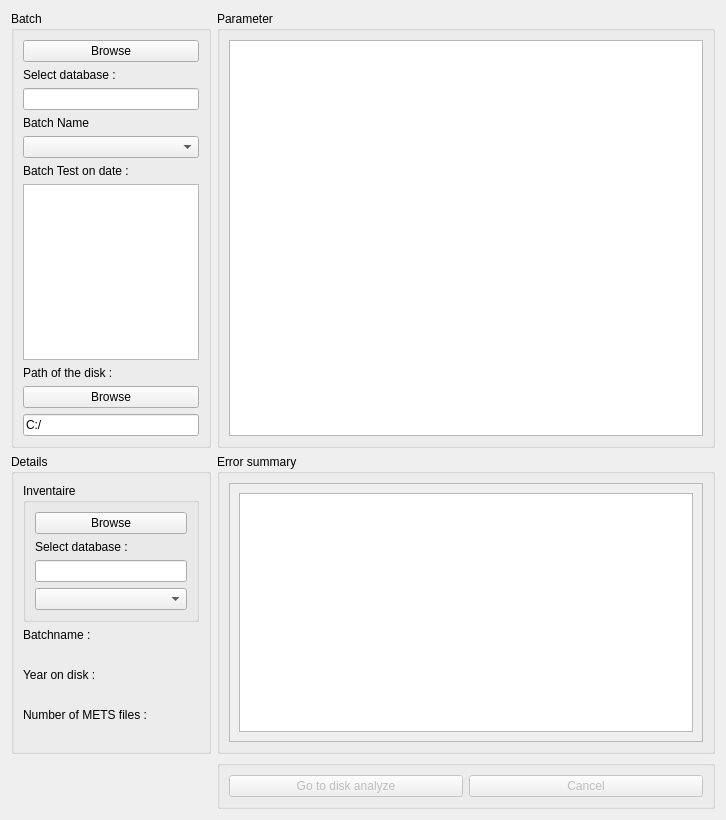
Qt form namalysator/w_selectbatch.ui (phungthomas/Namalysator) before a commit.
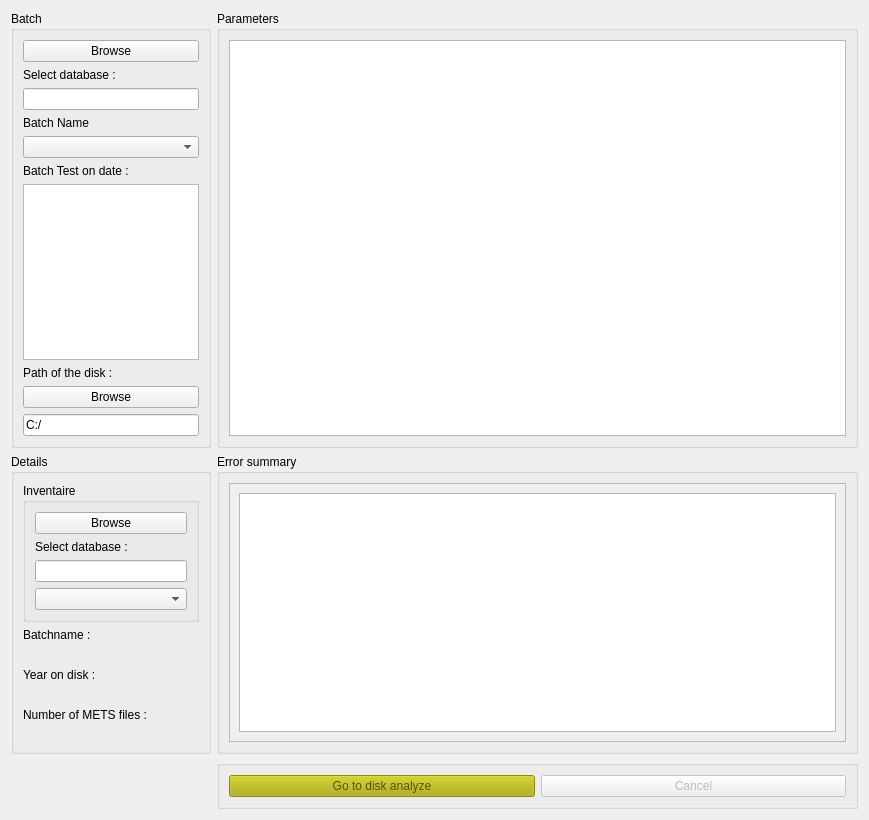
The same form after that commit.

Commit message: small color when button is able to work

```diff
--- a/namalysator/w_selectbatch.ui
+++ b/namalysator/w_selectbatch.ui
@@ -6,7 +6,7 @@
    <rect>
     <x>0</x>
     <y>0</y>
-    <width>726</width>
+    <width>869</width>
     <height>786</height>
    </rect>
   </property>
@@ -174,6 +174,421 @@
      <layout class="QHBoxLayout" name="horizontalLayout">
       <item>
        <widget class="QPushButton" name="btnAnalyze">
+        <property name="palette">
+         <palette>
+          <active>
+           <colorrole role="WindowText">
+            <brush brushstyle="SolidPattern">
+             <color alpha="255">
+              <red>0</red>
+              <green>0</green>
+              <blue>0</blue>
+             </color>
+            </brush>
+           </colorrole>
+           <colorrole role="Button">
+            <brush brushstyle="SolidPattern">
+             <color alpha="255">
+              <red>170</red>
+              <green>170</green>
+              <blue>0</blue>
+             </color>
+            </brush>
+           </colorrole>
+           <colorrole role="Light">
+            <brush brushstyle="SolidPattern">
+             <color alpha="255">
+              <red>255</red>
+              <green>255</green>
+              <blue>0</blue>
+             </color>
+            </brush>
+           </colorrole>
+           <colorrole role="Midlight">
+            <brush brushstyle="SolidPattern">
+             <color alpha="255">
+              <red>212</red>
+              <green>212</green>
+              <blue>0</blue>
+             </color>
+            </brush>
+           </colorrole>
+           <colorrole role="Dark">
+            <brush brushstyle="SolidPattern">
+             <color alpha="255">
+              <red>85</red>
+              <green>85</green>
+              <blue>0</blue>
+             </color>
+            </brush>
+           </colorrole>
+           <colorrole role="Mid">
+            <brush brushstyle="SolidPattern">
+             <color alpha="255">
+              <red>113</red>
+              <green>113</green>
+              <blue>0</blue>
+             </color>
+            </brush>
+           </colorrole>
+           <colorrole role="Text">
+            <brush brushstyle="SolidPattern">
+             <color alpha="255">
+              <red>0</red>
+              <green>0</green>
+              <blue>0</blue>
+             </color>
+            </brush>
+           </colorrole>
+           <colorrole role="BrightText">
+            <brush brushstyle="SolidPattern">
+             <color alpha="255">
+              <red>255</red>
+              <green>255</green>
+              <blue>255</blue>
+             </color>
+            </brush>
+           </colorrole>
+           <colorrole role="ButtonText">
+            <brush brushstyle="SolidPattern">
+             <color alpha="255">
+              <red>0</red>
+              <green>0</green>
+              <blue>0</blue>
+             </color>
+            </brush>
+           </colorrole>
+           <colorrole role="Base">
+            <brush brushstyle="SolidPattern">
+             <color alpha="255">
+              <red>255</red>
+              <green>255</green>
+              <blue>255</blue>
+             </color>
+            </brush>
+           </colorrole>
+           <colorrole role="Window">
+            <brush brushstyle="SolidPattern">
+             <color alpha="255">
+              <red>170</red>
+              <green>170</green>
+              <blue>0</blue>
+             </color>
+            </brush>
+           </colorrole>
+           <colorrole role="Shadow">
+            <brush brushstyle="SolidPattern">
+             <color alpha="255">
+              <red>0</red>
+              <green>0</green>
+              <blue>0</blue>
+             </color>
+            </brush>
+           </colorrole>
+           <colorrole role="AlternateBase">
+            <brush brushstyle="SolidPattern">
+             <color alpha="255">
+              <red>212</red>
+              <green>212</green>
+              <blue>127</blue>
+             </color>
+            </brush>
+           </colorrole>
+           <colorrole role="ToolTipBase">
+            <brush brushstyle="SolidPattern">
+             <color alpha="255">
+              <red>255</red>
+              <green>255</green>
+              <blue>220</blue>
+             </color>
+            </brush>
+           </colorrole>
+           <colorrole role="ToolTipText">
+            <brush brushstyle="SolidPattern">
+             <color alpha="255">
+              <red>0</red>
+              <green>0</green>
+              <blue>0</blue>
+             </color>
+            </brush>
+           </colorrole>
+          </active>
+          <inactive>
+           <colorrole role="WindowText">
+            <brush brushstyle="SolidPattern">
+             <color alpha="255">
+              <red>0</red>
+              <green>0</green>
+              <blue>0</blue>
+             </color>
+            </brush>
+           </colorrole>
+           <colorrole role="Button">
+            <brush brushstyle="SolidPattern">
+             <color alpha="255">
+              <red>170</red>
+              <green>170</green>
+              <blue>0</blue>
+             </color>
+            </brush>
+           </colorrole>
+           <colorrole role="Light">
+            <brush brushstyle="SolidPattern">
+             <color alpha="255">
+              <red>255</red>
+              <green>255</green>
+              <blue>0</blue>
+             </color>
+            </brush>
+           </colorrole>
+           <colorrole role="Midlight">
+            <brush brushstyle="SolidPattern">
+             <color alpha="255">
+              <red>212</red>
+              <green>212</green>
+              <blue>0</blue>
+             </color>
+            </brush>
+           </colorrole>
+           <colorrole role="Dark">
+            <brush brushstyle="SolidPattern">
+             <color alpha="255">
+              <red>85</red>
+              <green>85</green>
+              <blue>0</blue>
+             </color>
+            </brush>
+           </colorrole>
+           <colorrole role="Mid">
+            <brush brushstyle="SolidPattern">
+             <color alpha="255">
+              <red>113</red>
+              <green>113</green>
+              <blue>0</blue>
+             </color>
+            </brush>
+           </colorrole>
+           <colorrole role="Text">
+            <brush brushstyle="SolidPattern">
+             <color alpha="255">
+              <red>0</red>
+              <green>0</green>
+              <blue>0</blue>
+             </color>
+            </brush>
+           </colorrole>
+           <colorrole role="BrightText">
+            <brush brushstyle="SolidPattern">
+             <color alpha="255">
+              <red>255</red>
+              <green>255</green>
+              <blue>255</blue>
+             </color>
+            </brush>
+           </colorrole>
+           <colorrole role="ButtonText">
+            <brush brushstyle="SolidPattern">
+             <color alpha="255">
+              <red>0</red>
+              <green>0</green>
+              <blue>0</blue>
+             </color>
+            </brush>
+           </colorrole>
+           <colorrole role="Base">
+            <brush brushstyle="SolidPattern">
+             <color alpha="255">
+              <red>255</red>
+              <green>255</green>
+              <blue>255</blue>
+             </color>
+            </brush>
+           </colorrole>
+           <colorrole role="Window">
+            <brush brushstyle="SolidPattern">
+             <color alpha="255">
+              <red>170</red>
+              <green>170</green>
+              <blue>0</blue>
+             </color>
+            </brush>
+           </colorrole>
+           <colorrole role="Shadow">
+            <brush brushstyle="SolidPattern">
+             <color alpha="255">
+              <red>0</red>
+              <green>0</green>
+              <blue>0</blue>
+             </color>
+            </brush>
+           </colorrole>
+           <colorrole role="AlternateBase">
+            <brush brushstyle="SolidPattern">
+             <color alpha="255">
+              <red>212</red>
+              <green>212</green>
+              <blue>127</blue>
+             </color>
+            </brush>
+           </colorrole>
+           <colorrole role="ToolTipBase">
+            <brush brushstyle="SolidPattern">
+             <color alpha="255">
+              <red>255</red>
+              <green>255</green>
+              <blue>220</blue>
+             </color>
+            </brush>
+           </colorrole>
+           <colorrole role="ToolTipText">
+            <brush brushstyle="SolidPattern">
+             <color alpha="255">
+              <red>0</red>
+              <green>0</green>
+              <blue>0</blue>
+             </color>
+            </brush>
+           </colorrole>
+          </inactive>
+          <disabled>
+           <colorrole role="WindowText">
+            <brush brushstyle="SolidPattern">
+             <color alpha="255">
+              <red>85</red>
+              <green>85</green>
+              <blue>0</blue>
+             </color>
+            </brush>
+           </colorrole>
+           <colorrole role="Button">
+            <brush brushstyle="SolidPattern">
+             <color alpha="255">
+              <red>170</red>
+              <green>170</green>
+              <blue>0</blue>
+             </color>
+            </brush>
+           </colorrole>
+           <colorrole role="Light">
+            <brush brushstyle="SolidPattern">
+             <color alpha="255">
+              <red>255</red>
+              <green>255</green>
+              <blue>0</blue>
+             </color>
+            </brush>
+           </colorrole>
+           <colorrole role="Midlight">
+            <brush brushstyle="SolidPattern">
+             <color alpha="255">
+              <red>212</red>
+              <green>212</green>
+              <blue>0</blue>
+             </color>
+            </brush>
+           </colorrole>
+           <colorrole role="Dark">
+            <brush brushstyle="SolidPattern">
+             <color alpha="255">
+              <red>85</red>
+              <green>85</green>
+              <blue>0</blue>
+             </color>
+            </brush>
+           </colorrole>
+           <colorrole role="Mid">
+            <brush brushstyle="SolidPattern">
+             <color alpha="255">
+              <red>113</red>
+              <green>113</green>
+              <blue>0</blue>
+             </color>
+            </brush>
+           </colorrole>
+           <colorrole role="Text">
+            <brush brushstyle="SolidPattern">
+             <color alpha="255">
+              <red>85</red>
+              <green>85</green>
+              <blue>0</blue>
+             </color>
+            </brush>
+           </colorrole>
+           <colorrole role="BrightText">
+            <brush brushstyle="SolidPattern">
+             <color alpha="255">
+              <red>255</red>
+              <green>255</green>
+              <blue>255</blue>
+             </color>
+            </brush>
+           </colorrole>
+           <colorrole role="ButtonText">
+            <brush brushstyle="SolidPattern">
+             <color alpha="255">
+              <red>85</red>
+              <green>85</green>
+              <blue>0</blue>
+             </color>
+            </brush>
+           </colorrole>
+           <colorrole role="Base">
+            <brush brushstyle="SolidPattern">
+             <color alpha="255">
+              <red>170</red>
+              <green>170</green>
+              <blue>0</blue>
+             </color>
+            </brush>
+           </colorrole>
+           <colorrole role="Window">
+            <brush brushstyle="SolidPattern">
+             <color alpha="255">
+              <red>170</red>
+              <green>170</green>
+              <blue>0</blue>
+             </color>
+            </brush>
+           </colorrole>
+           <colorrole role="Shadow">
+            <brush brushstyle="SolidPattern">
+             <color alpha="255">
+              <red>0</red>
+              <green>0</green>
+              <blue>0</blue>
+             </color>
+            </brush>
+           </colorrole>
+           <colorrole role="AlternateBase">
+            <brush brushstyle="SolidPattern">
+             <color alpha="255">
+              <red>170</red>
+              <green>170</green>
+              <blue>0</blue>
+             </color>
+            </brush>
+           </colorrole>
+           <colorrole role="ToolTipBase">
+            <brush brushstyle="SolidPattern">
+             <color alpha="255">
+              <red>255</red>
+              <green>255</green>
+              <blue>220</blue>
+             </color>
+            </brush>
+           </colorrole>
+           <colorrole role="ToolTipText">
+            <brush brushstyle="SolidPattern">
+             <color alpha="255">
+              <red>0</red>
+              <green>0</green>
+              <blue>0</blue>
+             </color>
+            </brush>
+           </colorrole>
+          </disabled>
+         </palette>
+        </property>
         <property name="text">
          <string>Go to disk analyze</string>
         </property>
@@ -205,7 +620,7 @@
           <rect>
            <x>0</x>
            <y>0</y>
-           <width>480</width>
+           <width>623</width>
            <height>241</height>
           </rect>
          </property>
@@ -236,7 +651,7 @@
    <item row="0" column="1">
     <widget class="QGroupBox" name="groupBox_2">
      <property name="title">
-      <string>Parameter</string>
+      <string>Parameters</string>
      </property>
      <layout class="QVBoxLayout" name="verticalLayout">
       <item>
```
Left out of the diff: 4 changed lines with no effect on the pictures. The commit also changes 1 other file.
